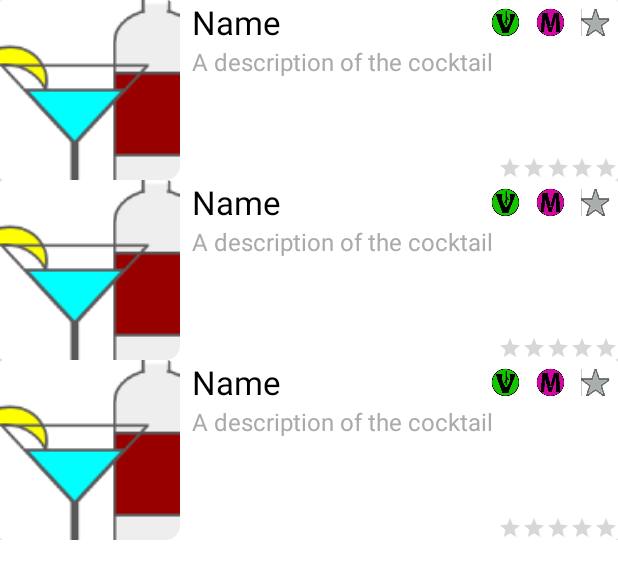
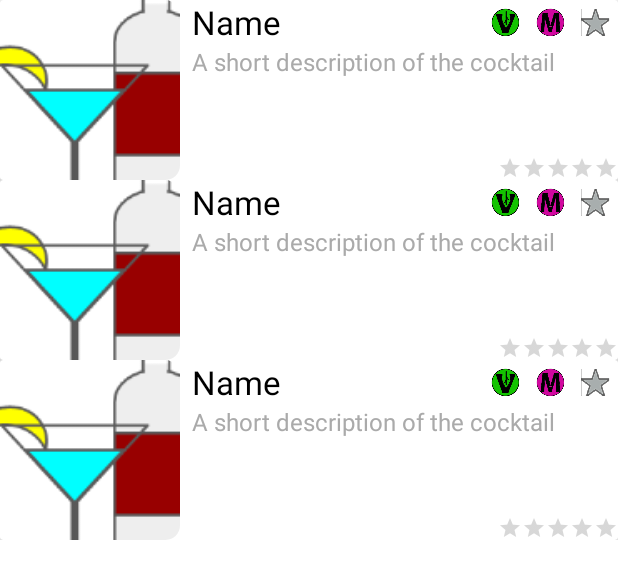
Before and after one commit to enanram/CocktailCurious, an Android app: the layout fragment_browse_recipes.xml on its own in the app's theme, with its tools: preview values and no code run, on a phone screen of 412 x 824 dp. Shown: the top 579 px of the screen. Run offline under Robolectric (Android 15) with nearby library versions, the phone set to English and light mode, and no system bars.

Commit message:
Updated BrowseRecipeRecyclerAdapter and BrowseRecipesFragment.kt to actually show card views that can be changed based on what's passed through ViewHolders
Updated BrowseRecipes, YourMenu & Favourites fragments to include recyclerViews, with the functionality in each relevant class to also display cards.

Began work on CocktailRecipe class to draw data from into recyclerView lists.

```diff
--- a/app/src/main/res/layout/fragment_browse_card.xml
+++ b/app/src/main/res/layout/fragment_browse_card.xml
@@ -62,11 +62,11 @@
 
             // A field to put a short description on the cocktail. //
             <TextView
-                android:id="@+id/cocktail_desc"
+                android:id="@+id/cocktail_blurb"
                 android:layout_width="fill_parent"
                 android:layout_height="0dp"
                 android:layout_weight="1"
-                android:text="A description of the cocktail"
+                android:text="A short description of the cocktail"
                 android:textColor="@android:color/darker_gray"
                 android:textSize="16sp" />
 
```
Also changed, not shown: app/src/main/java/com/k2eb/cocktailcurious/CocktailRecipe.kt (+8 -2 lines).
